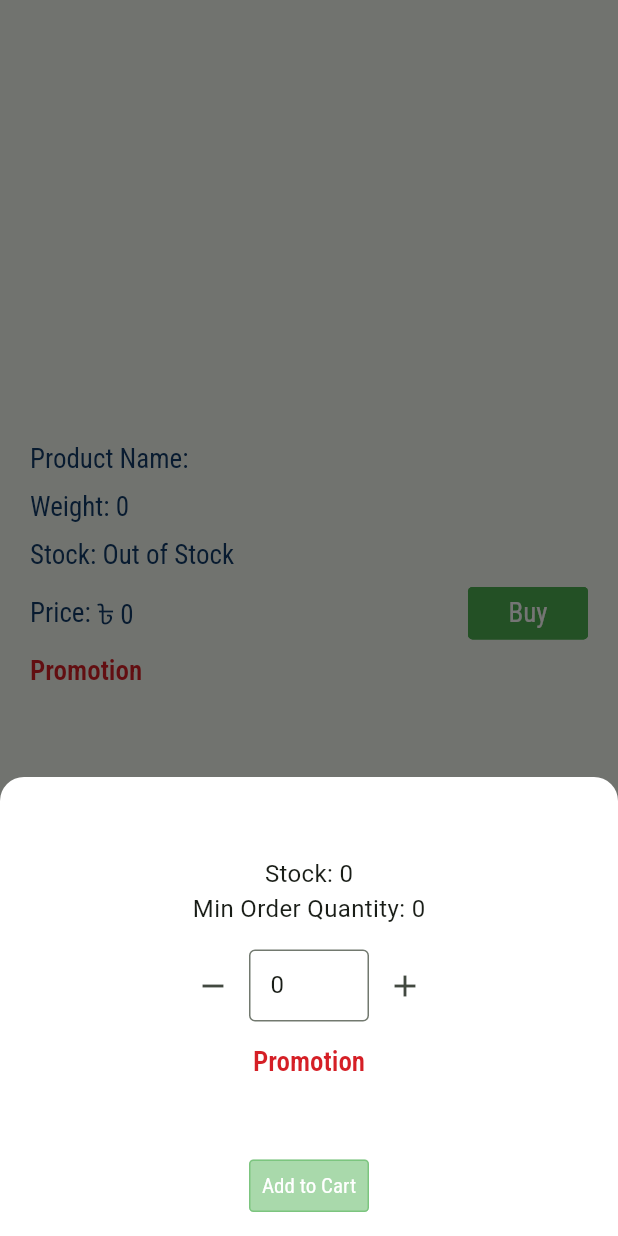
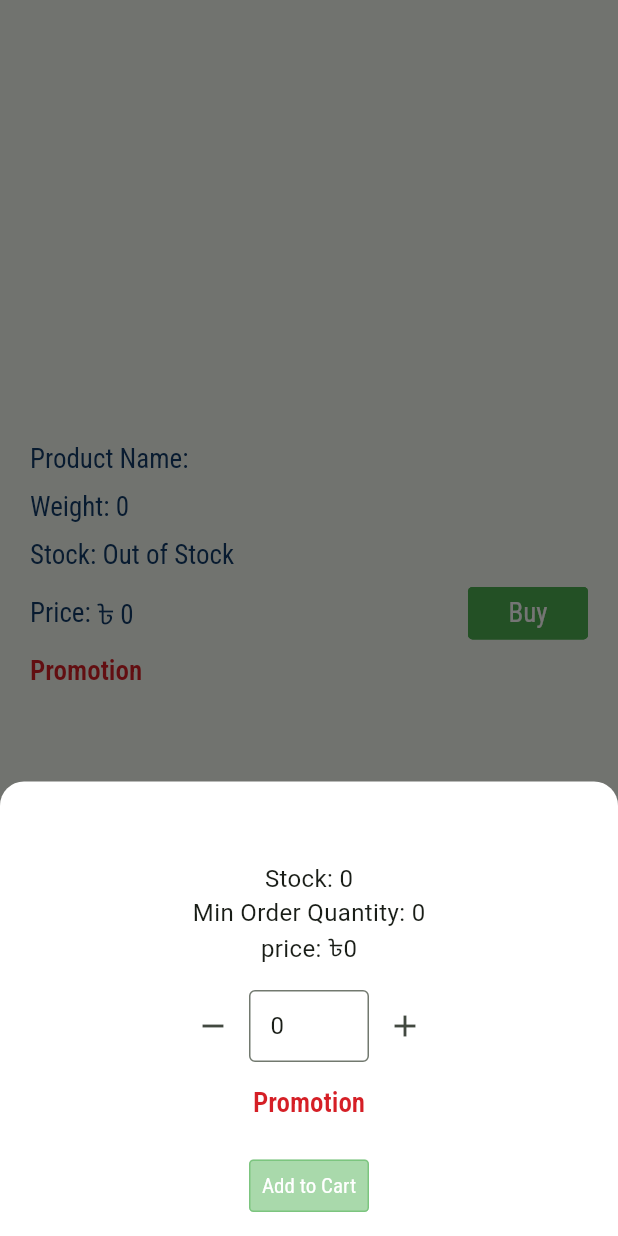
Before and after one commit to Sumaiya-Mollika/ezy_shop, a Flutter app: the ProductDetailsScreen screen opened directly with empty values, after a tap on "Buy", on a phone screen of 412 x 824 dp. Run offline on Flutter 3.47's test engine with Material 3 defaults, Android fonts, the phone set to English and light mode, and no system bars; drawn by our look-alikes of getwidget; our stand-ins replace dio, get, get_storage, google_fonts, persistent_bottom_nav_bar_v2, photo_view; accounts and stored records are empty.

Commit message:
show promotion in product screen

```diff
--- a/lib/app/utils/util.dart
+++ b/lib/app/utils/util.dart
@@ -23,12 +23,7 @@ import '../models/cart_item.dart';
                 color: AppColors.kErrorColor,
                 fontWeight: AppFontWeight.titleFontWeight,
               ),
-                 TextComponent(
-            promotion!.title,
-              textAlign: TextAlign.start,
-               color: AppColors.kErrorColor,
-               fontSize: TextSize.k14FontSize,
-            ),
+
             TextComponent(
             promotion!.description,
               textAlign: TextAlign.start,
--- a/lib/app/views/quantity_bottom_sheet.dart
+++ b/lib/app/views/quantity_bottom_sheet.dart
@@ -1,4 +1,5 @@
 import 'package:ezy_shop/app/components/text_component.dart';
+import 'package:ezy_shop/app/models/cart_item.dart';
 import 'package:ezy_shop/app/utils/style.dart';
 import 'package:ezy_shop/app/utils/util.dart';
 import 'package:flutter/material.dart';
@@ -15,7 +16,7 @@ class QuantityBottomSheet extends StatelessWidget {
   Widget build(BuildContext context) {
     final cartController = Get.put(CartController());
     final RxInt quantity = (product.minimumOrderQuantity ?? 1).obs;
-
+   // var promotionText = getPromotionText(CartItem(product: product, quantity: quantity.value));
     return Container(
       padding: EdgeInsets.all(16),
       decoration: BoxDecoration(
@@ -37,6 +38,13 @@ class QuantityBottomSheet extends StatelessWidget {
           Text(
             'Min Order Quantity: ${product.minimumOrderQuantity}',
             style: TextStyle(fontSize: 16),
+          ),
+          Obx(
+         ()=> Text(
+              'price: ${getPromotionText(CartItem(product: product, quantity: quantity.value)) ??
+                          '৳${product.mrp! * quantity.value}'}',
+              style: TextStyle(fontSize: 16),
+            ),
           ),
           SizedBox(height: 16),
           Row(
```
